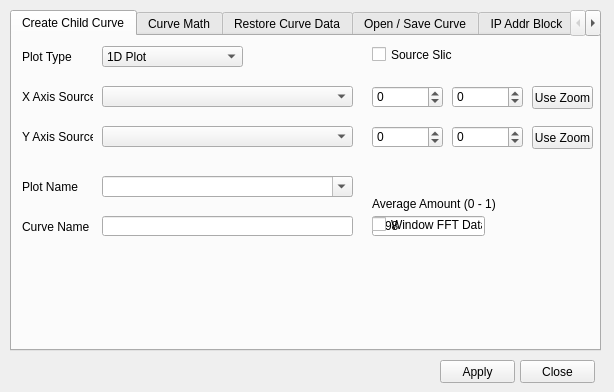
The window that curveproperties.ui (d-wizard/plotter) describes before a commit, drawn with Qt 5.
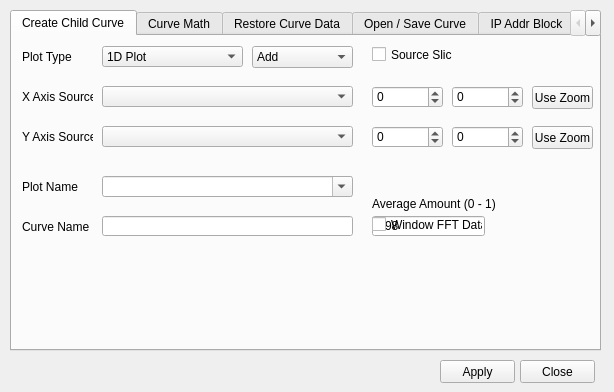
The same window after the commit.

Commit message:
Add Math Child Curve that can do simple math operations between 2 curves.
Original Commit Rev: 2137 | 2016-12-19 21:49:22 -0600 (Mon, 19 Dec 2016)

Diff of the .ui file:
```diff
--- a/curveproperties.ui
+++ b/curveproperties.ui
@@ -355,6 +355,36 @@
       <string>Window FFT Data</string>
      </property>
     </widget>
+    <widget class="QComboBox" name="cmbChildMathOperators">
+     <property name="geometry">
+      <rect>
+       <x>240</x>
+       <y>10</y>
+       <width>101</width>
+       <height>22</height>
+      </rect>
+     </property>
+     <item>
+      <property name="text">
+       <string>Add</string>
+      </property>
+     </item>
+     <item>
+      <property name="text">
+       <string>Subtract</string>
+      </property>
+     </item>
+     <item>
+      <property name="text">
+       <string>Multiply</string>
+      </property>
+     </item>
+     <item>
+      <property name="text">
+       <string>Divide</string>
+      </property>
+     </item>
+    </widget>
    </widget>
    <widget class="QWidget" name="tabCurveMath">
     <attribute name="title">
```
Left out of the diff: 7 changed lines with no effect on the pictures. The commit also changes 4 other files.
